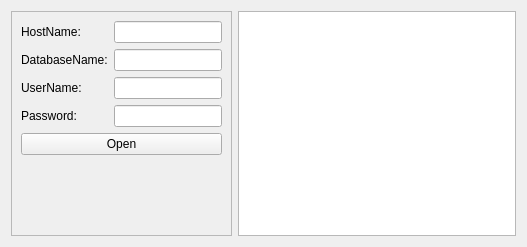
RinatB2017/mega_GIT, file Qt/mega_git_tests/Test_PostgreSQL/src/test_PostgreSQL_mainbox/ui/test_PostgreSQL_mainbox.ui: the form before one commit.
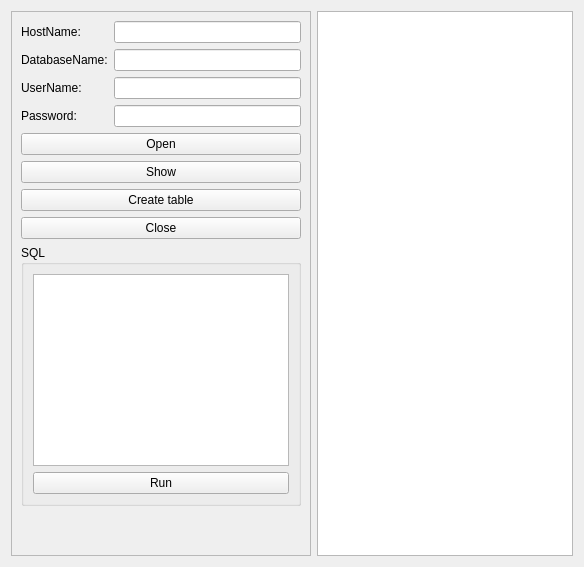
The form after the commit.

Patch:
```diff
--- a/Qt/mega_git_tests/Test_PostgreSQL/src/test_PostgreSQL_mainbox/ui/test_PostgreSQL_mainbox.ui
+++ b/Qt/mega_git_tests/Test_PostgreSQL/src/test_PostgreSQL_mainbox/ui/test_PostgreSQL_mainbox.ui
@@ -2,14 +2,6 @@
 <ui version="4.0">
  <class>MainBox</class>
  <widget class="QWidget" name="MainBox">
-  <property name="geometry">
-   <rect>
-    <x>0</x>
-    <y>0</y>
-    <width>527</width>
-    <height>247</height>
-   </rect>
-  </property>
   <layout class="QHBoxLayout" name="horizontalLayout">
    <item>
     <widget class="QFrame" name="frame">
@@ -77,6 +69,46 @@
         </property>
        </widget>
       </item>
+      <item>
+       <widget class="QPushButton" name="btn_show">
+        <property name="text">
+         <string>Show</string>
+        </property>
+       </widget>
+      </item>
+      <item>
+       <widget class="QPushButton" name="btn_create_table">
+        <property name="text">
+         <string>Create table</string>
+        </property>
+       </widget>
+      </item>
+      <item>
+       <widget class="QPushButton" name="btn_close">
+        <property name="text">
+         <string>Close</string>
+        </property>
+       </widget>
+      </item>
+      <item>
+       <widget class="QGroupBox" name="groupBox">
+        <property name="title">
+         <string>SQL</string>
+        </property>
+        <layout class="QVBoxLayout" name="verticalLayout_2">
+         <item>
+          <widget class="QTextEdit" name="te_sql_query"/>
+         </item>
+         <item>
+          <widget class="QPushButton" name="btn_run_sql">
+           <property name="text">
+            <string>Run</string>
+           </property>
+          </widget>
+         </item>
+        </layout>
+       </widget>
+      </item>
       <item>
        <spacer name="verticalSpacer">
         <property name="orientation">
```
Left out of the diff: 5 changed lines with no effect on the pictures.
